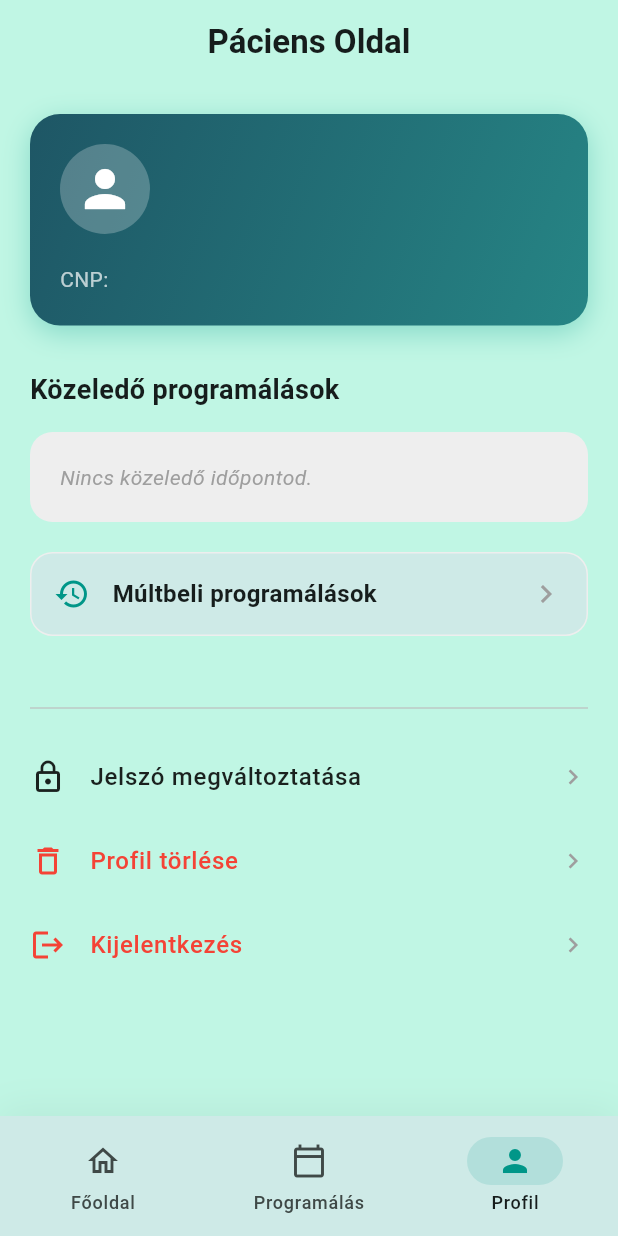
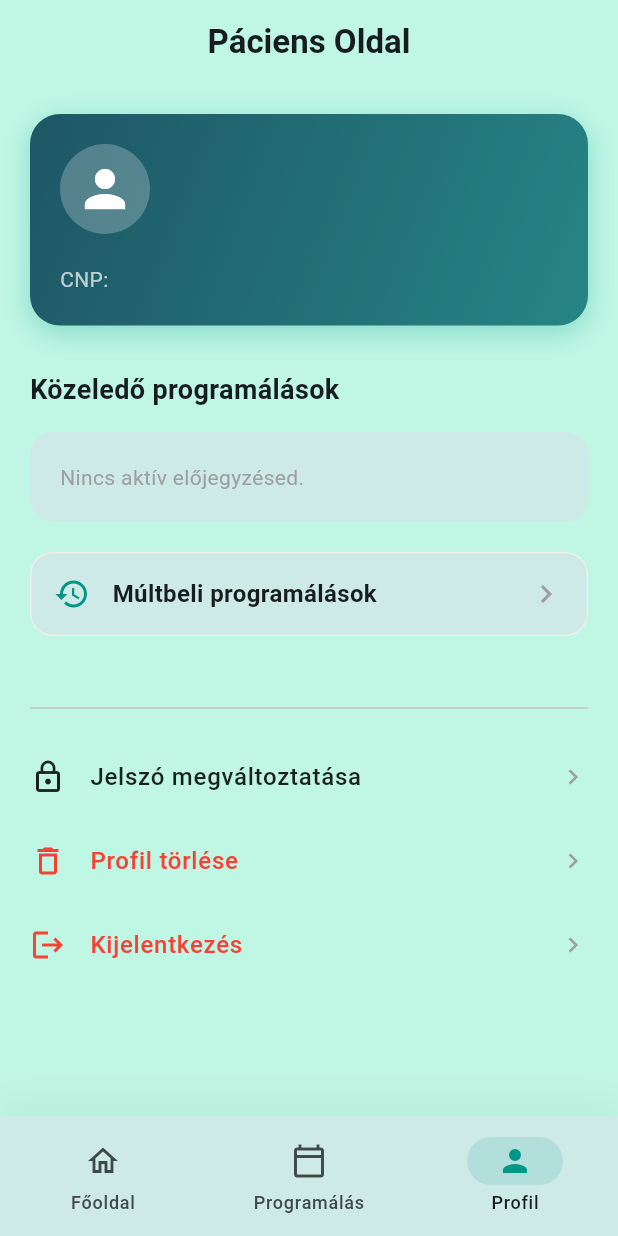
Before and after one commit to baloogedit/korhaz_app, a Flutter app: the screen it shows once a user with an empty profile is signed in, item 3 of the bottom bar chosen, on a phone screen of 412 x 824 dp. Run offline on Flutter 3.47's test engine with Material 3 defaults, Android fonts, the light colour scheme and no system bars; our stand-ins replace cloud_firestore, firebase_auth, firebase_core, permission_handler, table_calendar; missing offline and left inert: network_info_plus; accounts and stored records are empty.

Commit message:
Enhance patient view: fetch and display active appointments, sort by date/time, and update UI elements with AppColors

```diff
--- a/lib/tabs/profile_tab.dart
+++ b/lib/tabs/profile_tab.dart
@@ -158,7 +158,6 @@ class _ProfileTabState extends State<ProfileTab> {
 
   // 2. PATIENT SPECIFIC VIEW
   Widget _buildPatientView() {
-    final userId = FirebaseAuth.instance.currentUser!.uid;
 
     return Column(
       crossAxisAlignment: CrossAxisAlignment.start,
@@ -166,29 +165,70 @@ class _ProfileTabState extends State<ProfileTab> {
         const Text("Közeledő programálások", style: TextStyle(fontWeight: FontWeight.bold, fontSize: 18)),
         const SizedBox(height: 15),
 
-        // Fetch the active appointment from Firestore
         StreamBuilder<QuerySnapshot>(
+          // 1. Ask Firebase specifically for THIS patient's active appointments
           stream: FirebaseFirestore.instance
               .collection('Appointments')
-              .where('patient_id', isEqualTo: userId)
-              .where('status', isEqualTo: 'aktív')
-              .limit(1)
+              .where(
+                'patient_id',
+                isEqualTo: FirebaseAuth.instance.currentUser!.uid,
+              )
+              .where(
+                'status',
+                whereIn: ['aktív', 'megérkezett'],
+              ) // Only show upcoming/checked-in ones!
               .snapshots(),
           builder: (context, snapshot) {
-            if (snapshot.connectionState == ConnectionState.waiting) return const CircularProgressIndicator();
+            if (snapshot.connectionState == ConnectionState.waiting) {
+              return const Center(
+                child: CircularProgressIndicator(color: AppColors.primaryTeal),
+              );
+            }
 
             if (!snapshot.hasData || snapshot.data!.docs.isEmpty) {
-              return _buildEmptyCard("Nincs közeledő időpontod.");
+              return Container(
+                width: double.infinity,
+                padding: const EdgeInsets.all(20),
+                decoration: BoxDecoration(
+                  color: AppColors.cardWhite,
+                  borderRadius: BorderRadius.circular(15),
+                ),
+                child: const Text(
+                  "Nincs aktív előjegyzésed.",
+                  style: TextStyle(color: AppColors.textGrey),
+                ),
+              );
             }
 
-            var appt = snapshot.data!.docs.first;
-            return _buildAppointmentCard(
-              appt.id, // Pass the document ID
-              appt['date'],
-              appt['time'],
-              appt['doctor'],
-              appt['section'],
-              appt['status'] // Pass the status
+            // 2. Sort them by date and time so the closest one is at the top
+            var activeAppointments = snapshot.data!.docs;
+            activeAppointments.sort((a, b) {
+              int dateComp = (a['date'] as String).compareTo(
+                b['date'] as String,
+              );
+              if (dateComp != 0) return dateComp;
+              return (a['time'] as String).compareTo(b['time'] as String);
+            });
+
+            // 3. Build a scrollable list of all their upcoming appointments
+            return ListView.builder(
+              shrinkWrap: true,
+              physics: const NeverScrollableScrollPhysics(),
+              itemCount: activeAppointments.length,
+              itemBuilder: (context, index) {
+                var appt = activeAppointments[index];
+                return Padding(
+                  padding: const EdgeInsets.only(bottom: 15),
+                  child: _buildAppointmentCard(
+                    appt.id,
+                    appt['date'],
+                    appt['time'],
+                    appt['doctor'],
+                    appt['section'],
+                    appt['status'],
+                  ),
+                );
+              },
             );
           },
         ),
@@ -301,7 +341,7 @@ class _ProfileTabState extends State<ProfileTab> {
           decoration: BoxDecoration(
             color: AppColors.cardWhite,
             borderRadius: BorderRadius.circular(15),
-            border: isCheckedIn ? Border.all(color: Colors.green, width: 2) : Border.all(color: Colors.grey.shade200),
+            border: isCheckedIn ? Border.all(color: AppColors.successGreen, width: 2) : Border.all(color: Colors.grey.shade200),
             boxShadow: [BoxShadow(color: Colors.black.withValues(alpha: 0.05), blurRadius: 10)],
           ),
           child: Column(
@@ -312,12 +352,12 @@ class _ProfileTabState extends State<ProfileTab> {
                   Container(
                     padding: const EdgeInsets.all(12),
                     decoration: BoxDecoration(
-                      color: isCheckedIn ? Colors.green.shade50 : AppColors.navIndicator,
+                      color: isCheckedIn ? AppColors.successLight : AppColors.navIndicator,
                       borderRadius: BorderRadius.circular(12)
                     ),
                     child: Icon(
                       isCheckedIn ? Icons.how_to_reg : Icons.person_outline,
-                      color: isCheckedIn ? Colors.green : AppColors.primaryTeal
+                      color: isCheckedIn ? AppColors.successGreen : AppColors.primaryTeal
                     ),
                   ),
                   const SizedBox(width: 15),
@@ -337,7 +377,7 @@ class _ProfileTabState extends State<ProfileTab> {
               if (isCheckedIn) ...[
                 const Padding(
                   padding: EdgeInsets.only(top: 10, bottom: 5),
-                  child: Text("✅ A páciens megérkezett a váróba!", style: TextStyle(color: Colors.green, fontSize: 13, fontWeight: FontWeight.bold)),
+                  child: Text("✅ A páciens megérkezett a váróba!", style: TextStyle(color: AppColors.successGreen, fontSize: 13, fontWeight: FontWeight.bold)),
                 ),
               ] else ...[
                  const SizedBox(height: 15),
@@ -408,7 +448,7 @@ class _ProfileTabState extends State<ProfileTab> {
               icon: Icon(isCheckedIn ? Icons.check_circle : Icons.location_on),
               label: Text(isCheckedIn ? "Sikeresen bejelentkezve!" : "Megérkeztem (Check-in)"),
               style: ElevatedButton.styleFrom(
-                backgroundColor: isCheckedIn ? Colors.green : AppColors.primaryTeal,
+                backgroundColor: isCheckedIn ? AppColors.successGreen : AppColors.primaryTeal,
                 foregroundColor: Colors.white,
               ),
             ),
```
